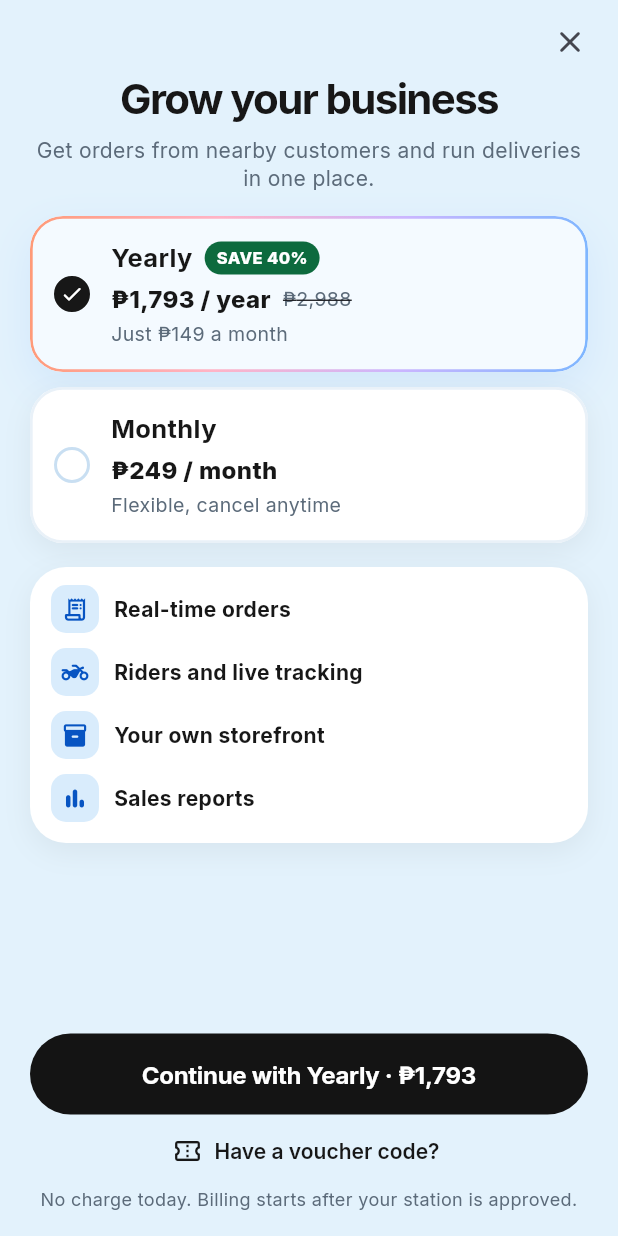
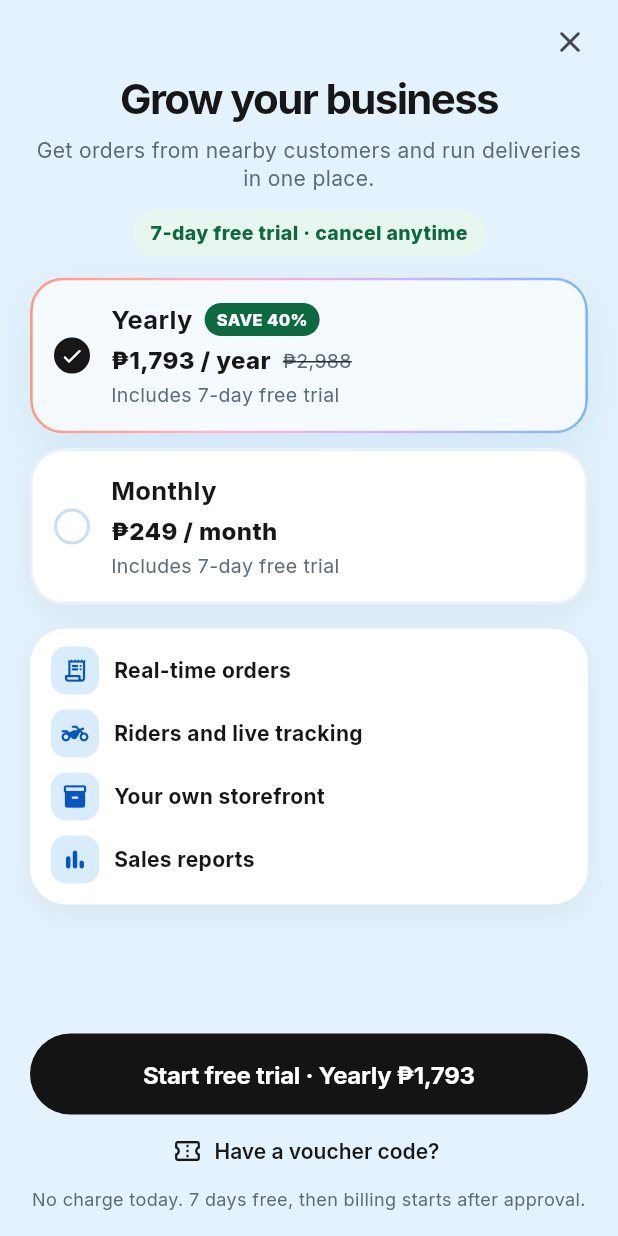
Before and after one commit to Junmarkchi97/Refilly, a Flutter app: the OwnerPaywallScreen screen opened directly, on a phone screen of 412 x 824 dp. Run offline on Flutter 3.47's test engine with Material 3 defaults, Android fonts, the phone set to English and light mode, and no system bars; our stand-ins replace file_picker, fl_chart, flutter_map, geolocator, google_fonts, latlong2 and 5 more; missing offline and left inert: dart:js_interop, flutter_confetti; accounts and stored records are empty.

Commit message:
feat(owner): add 7-day free trial to the station paywall
Co-authored-by: JunDev <chijunmark97@gmail.com>

```diff
--- a/lib/screens/customer/owner_paywall_screen.dart
+++ b/lib/screens/customer/owner_paywall_screen.dart
@@ -12,8 +12,10 @@ enum OwnerPlan { monthly, yearly }
 class OwnerPricing {
   static const monthly = 249;
   static const yearlyDiscount = .40;
+  static const trialDays = 7;
   static int get yearly => (monthly * 12 * (1 - yearlyDiscount)).round();
   static int get yearlyPerMonth => (yearly / 12).round();
+  static String get trialLabel => '$trialDays-day free trial';
 }
 
 String peso(int v) {
@@ -92,12 +94,26 @@ class _OwnerPaywallScreenState extends State<OwnerPaywallScreen> {
                       textAlign: TextAlign.center,
                       style: TextStyle(color: RF.muted, fontSize: 14, height: 1.35),
                     ),
-                    const SizedBox(height: 16),
+                    const SizedBox(height: 12),
+                    Center(
+                      child: Container(
+                        padding: const EdgeInsets.symmetric(horizontal: 12, vertical: 6),
+                        decoration: BoxDecoration(
+                          color: RF.goodSoft,
+                          borderRadius: BorderRadius.circular(99),
+                        ),
+                        child: Text(
+                          '${OwnerPricing.trialLabel} · cancel anytime',
+                          style: const TextStyle(color: RF.good, fontWeight: FontWeight.w800, fontSize: 13),
+                        ),
+                      ),
+                    ),
+                    const SizedBox(height: 14),
                     _PlanCard(
                       selected: _plan == OwnerPlan.yearly,
                       title: 'Yearly',
                       price: '${peso(OwnerPricing.yearly)} / year',
-                      caption: 'Just ${peso(OwnerPricing.yearlyPerMonth)} a month',
+                      caption: 'Includes ${OwnerPricing.trialLabel.toLowerCase()}',
                       badge: 'SAVE 40%',
                       strike: peso(OwnerPricing.monthly * 12),
                       onTap: () => setState(() => _plan = OwnerPlan.yearly),
@@ -107,7 +123,7 @@ class _OwnerPaywallScreenState extends State<OwnerPaywallScreen> {
                       selected: _plan == OwnerPlan.monthly,
                       title: 'Monthly',
                       price: '${peso(OwnerPricing.monthly)} / month',
-                      caption: 'Flexible, cancel anytime',
+                      caption: 'Includes ${OwnerPricing.trialLabel.toLowerCase()}',
                       onTap: () => setState(() => _plan = OwnerPlan.monthly),
                     ),
                     const SizedBox(height: 16),
@@ -138,8 +154,8 @@ class _OwnerPaywallScreenState extends State<OwnerPaywallScreen> {
                         child: _busy
                             ? const SizedBox(width: 20, height: 20, child: CircularProgressIndicator(strokeWidth: 2.5, color: Colors.white))
                             : Text(_plan == OwnerPlan.yearly
-                                ? 'Continue with Yearly · ${peso(OwnerPricing.yearly)}'
-                                : 'Continue with Monthly · ${peso(OwnerPricing.monthly)}'),
+                                ? 'Start free trial · Yearly ${peso(OwnerPricing.yearly)}'
+                                : 'Start free trial · Monthly ${peso(OwnerPricing.monthly)}'),
                       ),
                     ),
                     TextButton.icon(
@@ -147,10 +163,10 @@ class _OwnerPaywallScreenState extends State<OwnerPaywallScreen> {
                       icon: const Icon(Icons.confirmation_number_outlined, size: 20),
                       label: const Text('Have a voucher code?'),
                     ),
-                    const Text(
-                      'No charge today. Billing starts after your station is approved.',
+                    Text(
+                      'No charge today. ${OwnerPricing.trialDays} days free, then billing starts after approval.',
                       textAlign: TextAlign.center,
-                      style: TextStyle(color: RF.muted, fontSize: 12),
+                      style: const TextStyle(color: RF.muted, fontSize: 12),
                     ),
                   ],
                 ),
```
Also changed, not shown: 2 other files.
